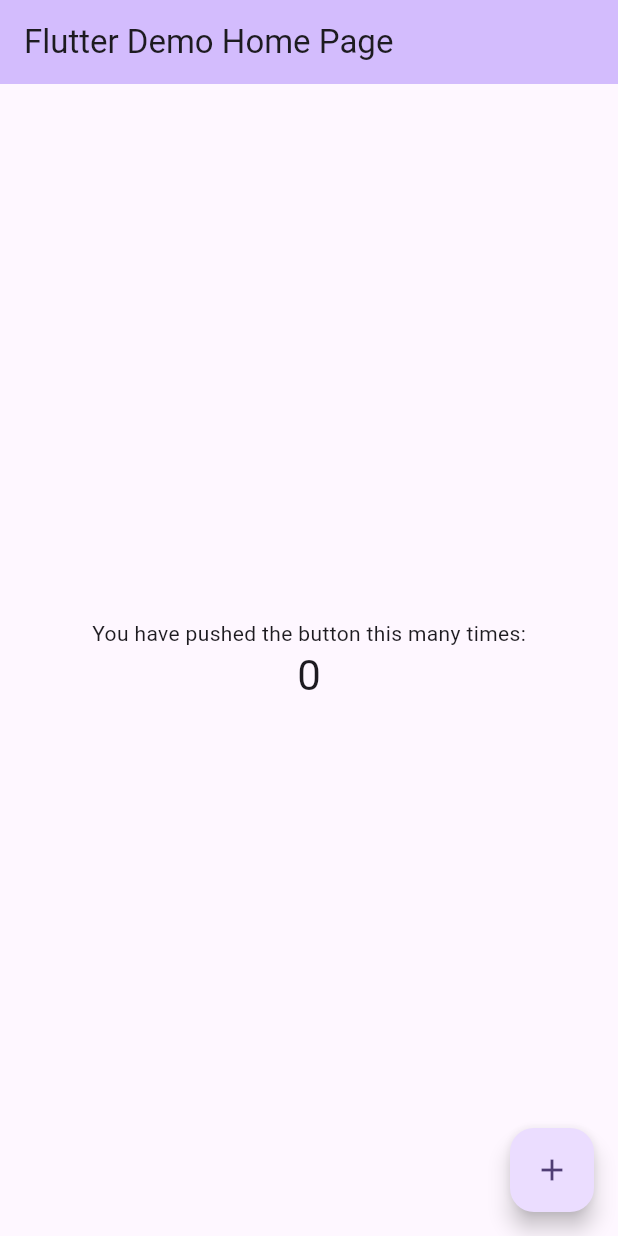
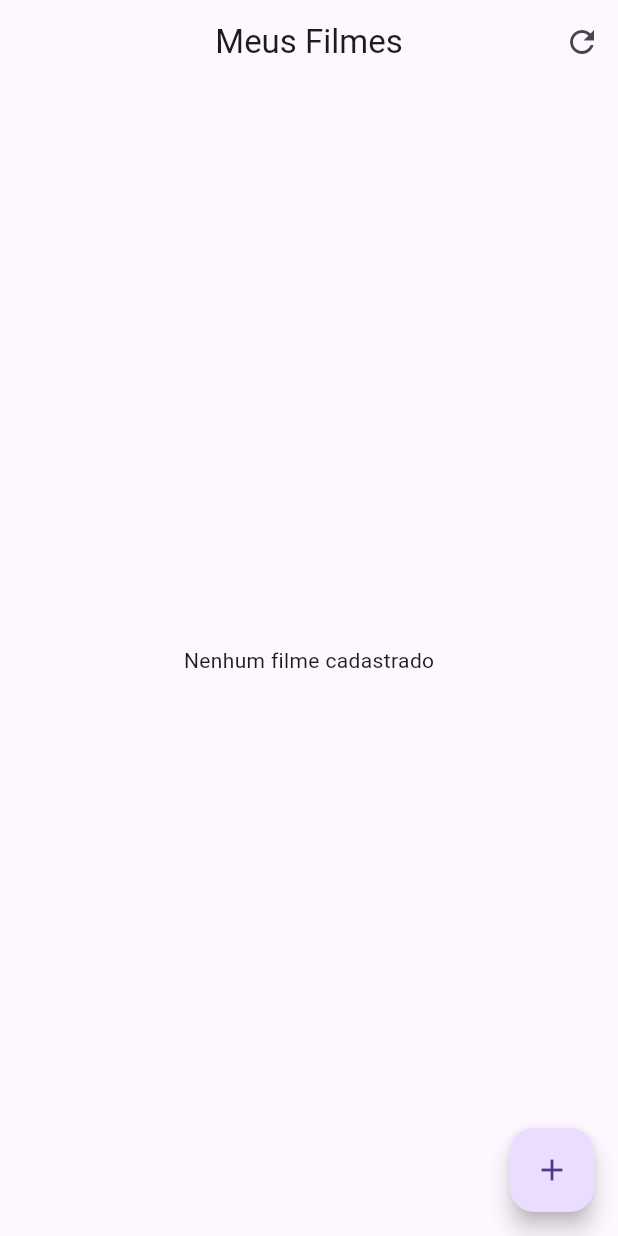
Before and after one commit to ana-gadelha/streaming, a Flutter app: the screen it shows after launch, on a phone screen of 412 x 824 dp. Run offline on Flutter 3.47's test engine with Material 3 defaults, Android fonts, the light colour scheme and no system bars; our stand-ins replace sqflite; accounts and stored records are empty.

Commit message:
Adicionado a tela home com a listagem dos filmes e a função de deletar

```diff
--- a/lib/main.dart
+++ b/lib/main.dart
@@ -1,4 +1,5 @@
 import 'package:flutter/material.dart';
+import 'views/home_view.dart';
 
 void main() {
   runApp(const MyApp());
@@ -7,116 +8,16 @@ void main() {
 class MyApp extends StatelessWidget {
   const MyApp({super.key});
 
-  // This widget is the root of your application.
   @override
   Widget build(BuildContext context) {
     return MaterialApp(
-      title: 'Flutter Demo',
+      debugShowCheckedModeBanner: false,
+      title: 'App de Filmes',
       theme: ThemeData(
-        // This is the theme of your application.
-        //
-        // TRY THIS: Try running your application with "flutter run". You'll see
-        // the application has a purple toolbar. Then, without quitting the app,
-        // try changing the seedColor in the colorScheme below to Colors.green
-        // and then invoke "hot reload" (save your changes or press the "hot
-        // reload" button in a Flutter-supported IDE, or press "r" if you used
-        // the command line to start the app).
-        //
-        // Notice that the counter didn't reset back to zero; the application
-        // state is not lost during the reload. To reset the state, use hot
-        // restart instead.
-        //
-        // This works for code too, not just values: Most code changes can be
-        // tested with just a hot reload.
-        colorScheme: ColorScheme.fromSeed(seedColor: Colors.deepPurple),
+        primarySwatch: Colors.blue,
+        useMaterial3: true,
       ),
-      home: const MyHomePage(title: 'Flutter Demo Home Page'),
+      home: const HomeView(),
     );
   }
 }
-
-class MyHomePage extends StatefulWidget {
-  const MyHomePage({super.key, required this.title});
-
-  // This widget is the home page of your application. It is stateful, meaning
-  // that it has a State object (defined below) that contains fields that affect
-  // how it looks.
-
-  // This class is the configuration for the state. It holds the values (in this
-  // case the title) provided by the parent (in this case the App widget) and
-  // used by the build method of the State. Fields in a Widget subclass are
-  // always marked "final".
-
-  final String title;
-
-  @override
-  State<MyHomePage> createState() => _MyHomePageState();
-}
-
-class _MyHomePageState extends State<MyHomePage> {
-  int _counter = 0;
-
-  void _incrementCounter() {
-    setState(() {
-      // This call to setState tells the Flutter framework that something has
-      // changed in this State, which causes it to rerun the build method below
-      // so that the display can reflect the updated values. If we changed
-      // _counter without calling setState(), then the build method would not be
-      // called again, and so nothing would appear to happen.
-      _counter++;
-    });
-  }
-
-  @override
-  Widget build(BuildContext context) {
-    // This method is rerun every time setState is called, for instance as done
-    // by the _incrementCounter method above.
-    //
-    // The Flutter framework has been optimized to make rerunning build methods
-    // fast, so that you can just rebuild anything that needs updating rather
-    // than having to individually change instances of widgets.
-    return Scaffold(
-      appBar: AppBar(
-        // TRY THIS: Try changing the color here to a specific color (to
-        // Colors.amber, perhaps?) and trigger a hot reload to see the AppBar
-        // change color while the other colors stay the same.
-        backgroundColor: Theme.of(context).colorScheme.inversePrimary,
-        // Here we take the value from the MyHomePage object that was created by
-        // the App.build method, and use it to set our appbar title.
-        title: Text(widget.title),
-      ),
-      body: Center(
-        // Center is a layout widget. It takes a single child and positions it
-        // in the middle of the parent.
-        child: Column(
-          // Column is also a layout widget. It takes a list of children and
-          // arranges them vertically. By default, it sizes itself to fit its
-          // children horizontally, and tries to be as tall as its parent.
-          //
-          // Column has various properties to control how it sizes itself and
-          // how it positions its children. Here we use mainAxisAlignment to
-          // center the children vertically; the main axis here is the vertical
-          // axis because Columns are vertical (the cross axis would be
-          // horizontal).
-          //
-          // TRY THIS: Invoke "debug painting" (choose the "Toggle Debug Paint"
-          // action in the IDE, or press "p" in the console), to see the
-          // wireframe for each widget.
-          mainAxisAlignment: MainAxisAlignment.center,
-          children: <Widget>[
-            const Text('You have pushed the button this many times:'),
-            Text(
-              '$_counter',
-              style: Theme.of(context).textTheme.headlineMedium,
-            ),
-          ],
-        ),
-      ),
-      floatingActionButton: FloatingActionButton(
-        onPressed: _incrementCounter,
-        tooltip: 'Increment',
-        child: const Icon(Icons.add),
-      ), // This trailing comma makes auto-formatting nicer for build methods.
-    );
-  }
-}
--- /dev/null
+++ b/lib/views/home_view.dart
@@ -0,0 +1,99 @@
+import 'package:flutter/material.dart';
+import '../database/database_helper.dart';
+import '../models/filme.dart';
+import 'add_filme_view.dart';
+
+class HomeView extends StatefulWidget {
+  const HomeView({super.key});
+
+  @override
+  State<HomeView> createState() => _HomeViewState();
+}
+
+class _HomeViewState extends State<HomeView> {
+  List<Filme> filmes = [];
+
+  @override
+  void initState() {
+    super.initState();
+    carregarFilmes();
+  }
+
+  // 🔄 Função para buscar os filmes no banco
+  Future<void> carregarFilmes() async {
+    final data = await DatabaseHelper.instance.getFilmes();
+    setState(() {
+      filmes = data;
+    });
+  }
+
+  // 🗑️ Função para deletar um filme
+  Future<void> deletarFilme(int id) async {
+    await DatabaseHelper.instance.deleteFilme(id);
+    carregarFilmes();
+  }
+
+  @override
+  Widget build(BuildContext context) {
+    return Scaffold(
+      appBar: AppBar(
+        title: const Text('Meus Filmes'),
+        centerTitle: true,
+        actions: [
+          IconButton(
+            icon: const Icon(Icons.refresh),
+            onPressed: carregarFilmes,
+          ),
+        ],
+      ),
+      body: filmes.isEmpty
+          ? const Center(child: Text('Nenhum filme cadastrado'))
+          : ListView.builder(
+        itemCount: filmes.length,
+        itemBuilder: (context, index) {
+          final filme = filmes[index];
+          return Dismissible(
+            key: Key(filme.id.toString()),
+            direction: DismissDirection.endToStart,
+            background: Container(
+              color: Colors.red,
+              alignment: Alignment.centerRight,
+              padding: const EdgeInsets.symmetric(horizontal: 20),
+              child: const Icon(Icons.delete, color: Colors.white),
+            ),
+            onDismissed: (direction) {
+              deletarFilme(filme.id!);
+            },
+            child: Card(
+              margin: const EdgeInsets.symmetric(
+                  horizontal: 10, vertical: 5),
+              child: ListTile(
+                leading: Image.network(
+                  filme.urlImagem,
+                  width: 50,
+                  height: 80,
+                  fit: BoxFit.cover,
+                  errorBuilder: (context, error, stackTrace) =>
+                  const Icon(Icons.broken_image),
+                ),
+                title: Text(filme.titulo),
+                subtitle: Text('${filme.ano} • ${filme.genero}'),
+                trailing: Text('${filme.pontuacao} ⭐'),
+              ),
+            ),
+          );
+        },
+      ),
+      floatingActionButton: FloatingActionButton(
+        onPressed: () async {
+          await Navigator.push(
+            context,
+            MaterialPageRoute(builder: (context) => const AddFilmeView()),
+          );
+          carregarFilmes(); // Atualiza a lista quando volta do cadastro
+        },
+        child: const Icon(Icons.add),
+      ),
+    );
+  }
+}
```
